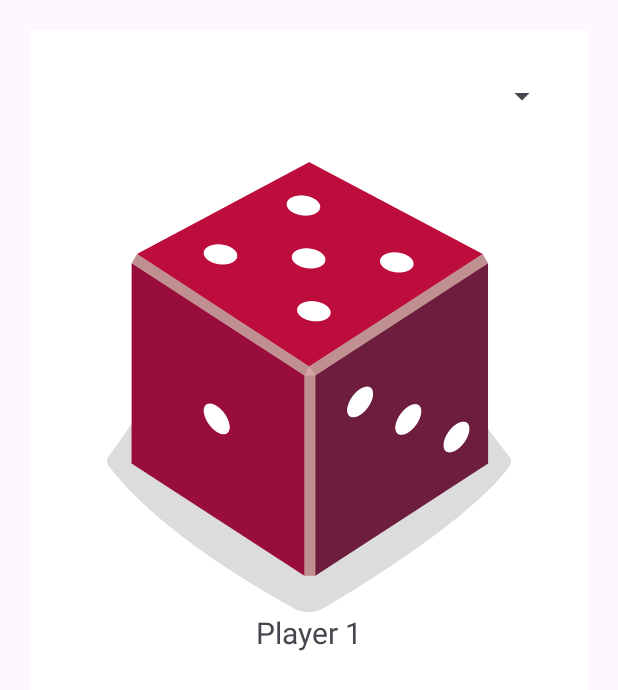
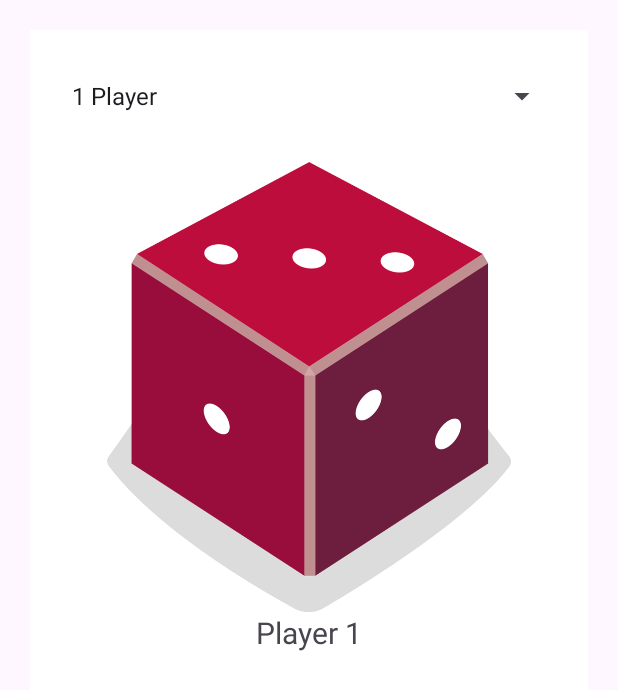
Before and after one commit to thee-smarty/Just-Games, an Android app: the screen it shows after launch (MainActivity), after a tap on an icon or button, on a phone screen of 412 x 824 dp. Shown: the top 690 px of the screen. Run offline under Robolectric (Android 15) with nearby library versions, the light colour scheme and no system bars.

Commit message:
Added funcitionality for spinner(playercount)

```diff
--- a/app/build.gradle
+++ b/app/build.gradle
@@ -4,7 +4,7 @@ plugins {
 
 android {
     namespace 'com.theesmarty.untitled'
-    compileSdk 33
+    compileSdk 34
 
     defaultConfig {
         applicationId "com.theesmarty.untitled"
--- a/app/src/main/java/com/theesmarty/untitled/MainActivity.java
+++ b/app/src/main/java/com/theesmarty/untitled/MainActivity.java
@@ -4,6 +4,7 @@ import androidx.appcompat.app.AppCompatActivity;
 
 import android.os.Bundle;
 import android.view.View;
+import android.widget.AdapterView;
 import android.widget.ArrayAdapter;
 import android.widget.ImageView;
 import android.widget.Spinner;
@@ -14,10 +15,10 @@ import java.util.Random;
 public class MainActivity extends AppCompatActivity {
     private ImageView img;
     private Random r;
+    int count;
     Spinner sp;
     TextView player;
-    String[] playerCount = {"2 Players", "3 Players", "4 Players","5 Player"};
-    ArrayAdapter<String> adapter = new ArrayAdapter<>(this,android.R.layout.simple_spinner_item,playerCount);
+    String[] playerCount = {"1 Player","2 Players", "3 Players", "4 Players","5 Player"};
 
 
 
@@ -28,13 +29,29 @@ public class MainActivity extends AppCompatActivity {
         img=findViewById(R.id.dice);
         sp = (Spinner) findViewById(R.id.players);
         player = findViewById(R.id.PlayerId);
+        ArrayAdapter<String> adapter = new ArrayAdapter<>(this,android.R.layout.simple_spinner_item,playerCount);
+        adapter.setDropDownViewResource(android.R.layout.simple_spinner_dropdown_item);
+        sp.setAdapter(adapter);
+
         img.setOnClickListener(new View.OnClickListener() {
             @Override
             public void onClick(View v) {
-                rollDice();
+                for(int i=1;i<=count;i=(i+1)%count)
+                {
+                    rollDice();
+                    player.setText("Player"+i);
+                }
             }
         });
     }
+
+    public void onItemSelected(AdapterView<?> parent, View view, int pos, long id) {
+        count = (int) parent.getItemAtPosition(pos);
+    }
+
+    public void onNothingSelected(AdapterView<?> parent) {
+    }
+
     private void rollDice(){
         r=new Random();
         int rand=r.nextInt(6)+1;
```
